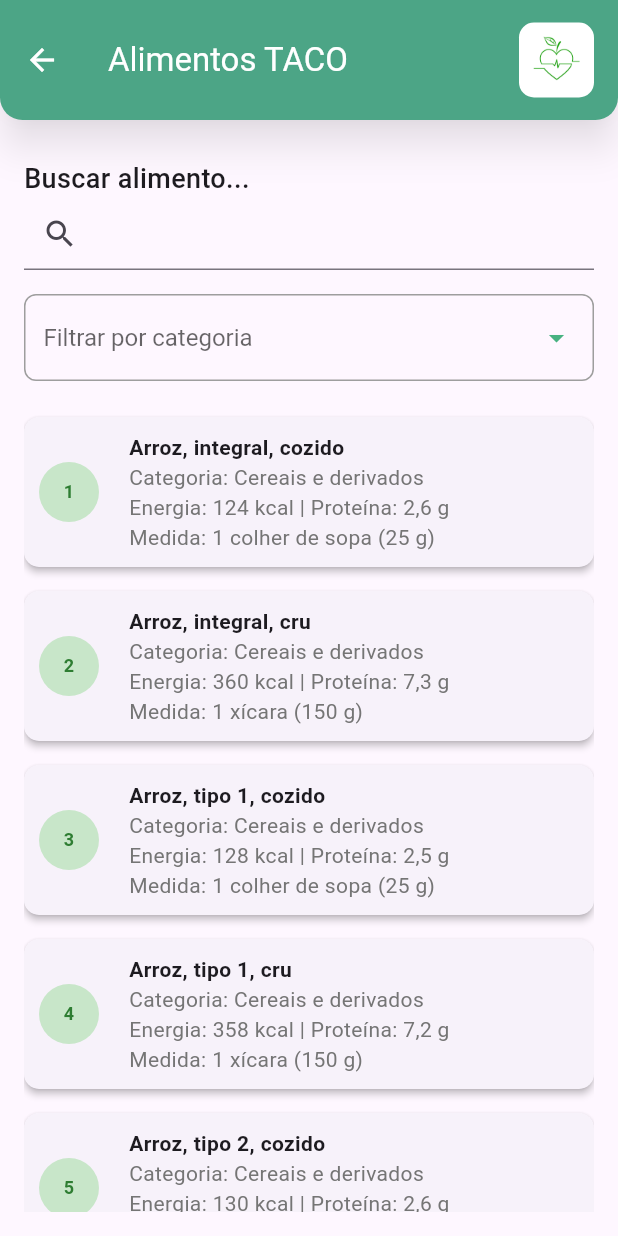
After one commit to LucasBottura16/nutrikmais, a Flutter app: the TabelaAlimentosView screen opened by its route, on a phone screen of 412 x 824 dp. The commit adds this screen. Run offline on Flutter 3.47's test engine with Material 3 defaults, Android fonts, the phone set to English and light mode, and no system bars; our stand-ins replace cloud_firestore, firebase_auth, firebase_core, firebase_storage, image_picker, mask_text_input_formatter and 1 more; accounts and stored records are empty.

Commit message:
feat: Tela da tabela TACO

```diff
--- /dev/null
+++ b/lib/profile_screen/profile_food_screen/profile_food_model.dart
@@ -0,0 +1,48 @@
+class Alimento {
+  final int numero;
+  final String categoria;
+  final String descricao;
+  final String umidade;
+  final String energiaKcal;
+  final String proteinaG;
+  final String lipideosG;
+  final String carboidratoG;
+  final String fibraAlimentarG;
+  final String calcioMg;
+  final String sodioMg;
+  final String medidaCaseira;
+
+  Alimento({
+    required this.numero,
+    required this.categoria,
+    required this.descricao,
+    required this.umidade,
+    required this.energiaKcal,
+    required this.proteinaG,
+    required this.lipideosG,
+    required this.carboidratoG,
+    required this.fibraAlimentarG,
+    required this.calcioMg,
+    required this.sodioMg,
+    required this.medidaCaseira,
+  });
+
+  factory Alimento.fromJson(Map<String, dynamic> json) {
+    String asString(dynamic value) => value?.toString() ?? '';
+
+    return Alimento(
+      numero: json['numero_do_alimento'] as int,
+      categoria: asString(json['categoria']),
+      descricao: asString(json['descricao_dos_alimentos']),
+      umidade: asString(json['umidade_(%)']),
+      energiaKcal: asString(json['energia_(kcal)']),
+      proteinaG: asString(json['proteina_(g)']),
+      lipideosG: asString(json['lipideos_(g)']),
+      carboidratoG: asString(json['carboidrato_(g)']),
+      fibraAlimentarG: asString(json['fibra_alimentar_(g)']),
+      calcioMg: asString(json['calcio_(mg)']),
+      sodioMg: asString(json['sodio_(mg)']),
+      medidaCaseira: asString(json['medida_caseira']),
+    );
+  }
+}
--- /dev/null
+++ b/lib/profile_screen/profile_food_screen/profile_food_service.dart
@@ -0,0 +1,19 @@
+import 'dart:convert';
+import 'package:flutter/services.dart';
+import 'package:nutrikmais/profile_screen/profile_food_screen/profile_food_model.dart';
+
+class AlimentoService {
+  static Future<List<Alimento>> carregarAlimentos() async {
+    try {
+      final String response = await rootBundle.loadString(
+        'images/tabela_taco.json',
+      );
+
+      final List<dynamic> data = await json.decode(response);
+
+      return data.map((json) => Alimento.fromJson(json)).toList();
+    } catch (e) {
+      throw Exception('Falha ao carregar os alimentos: $e');
+    }
+  }
+}
--- /dev/null
+++ b/lib/profile_screen/profile_food_screen/profile_food_view.dart
@@ -0,0 +1,190 @@
+import 'package:flutter/material.dart';
+import 'package:nutrikmais/profile_screen/profile_food_screen/profile_food_model.dart';
+import 'package:nutrikmais/profile_screen/profile_food_screen/profile_food_service.dart';
+import 'package:nutrikmais/utils/app_bar.dart';
+import 'package:nutrikmais/utils/colors.dart';
+import 'package:nutrikmais/utils/customs_components/custom_dropdown.dart';
+import 'package:nutrikmais/utils/customs_components/custom_input_field.dart';
+
+class TabelaAlimentosView extends StatefulWidget {
+  const TabelaAlimentosView({super.key});
+
+  @override
+  State<TabelaAlimentosView> createState() => _TabelaAlimentosViewState();
+}
+
+class _TabelaAlimentosViewState extends State<TabelaAlimentosView> {
+  List<Alimento> _todosAlimentos = [];
+  List<Alimento> _alimentosFiltrados = [];
+
+  final TextEditingController _searchController = TextEditingController();
+  bool _isLoading = true;
+  String? _errorMessage;
+
+  List<String> _categorias = [];
+  String? _categoriaSelecionada;
+
+  @override
+  void initState() {
+    super.initState();
+    _buscarDados();
+    _searchController.addListener(_filtrarAlimentos);
+  }
+
+  Future<void> _buscarDados() async {
+    try {
+      final alimentos = await AlimentoService.carregarAlimentos();
+
+      final Set<String> categoriasSet = alimentos
+          .map((a) => a.categoria)
+          .toSet();
+      final List<String> categoriasList = categoriasSet.toList();
+      categoriasList.sort();
+
+      setState(() {
+        _todosAlimentos = alimentos;
+        _alimentosFiltrados = alimentos;
+        _categorias = ['Todas as categorias', ...categoriasList];
+        _isLoading = false;
+      });
+    } catch (e) {
+      setState(() {
+        _errorMessage = e.toString();
+        _isLoading = false;
+      });
+    }
+  }
+
+  void _filtrarAlimentos() {
+    List<Alimento> resultados = _todosAlimentos;
+    final query = _searchController.text.toLowerCase();
+
+    if (_categoriaSelecionada != null) {
+      resultados = resultados.where((alimento) {
+        return alimento.categoria == _categoriaSelecionada;
+      }).toList();
+    }
+
+    if (query.isNotEmpty) {
+      resultados = resultados.where((alimento) {
+        final descricaoLower = alimento.descricao.toLowerCase();
+        return descricaoLower.contains(query);
+      }).toList();
+    }
+
+    setState(() {
+      _alimentosFiltrados = resultados;
+    });
+  }
+
+  @override
+  void dispose() {
+    _searchController.dispose();
+    super.dispose();
+  }
+
+  @override
+  Widget build(BuildContext context) {
+    return Scaffold(
+      appBar: CustomAppBar(
+        title: "Alimentos TACO",
+        backgroundColor: MyColors.myPrimary,
+      ),
+      body: Padding(
+        padding: const EdgeInsets.all(16.0),
+        child: Column(
+          children: [
+            CustomInputField(
+              controller: _searchController,
+              labelText: 'Buscar alimento...',
+              prefixIcon: Icons.search,
+            ),
+            const SizedBox(height: 16),
+
+            CustomDropdown(
+              value: _categoriaSelecionada,
+              hintText: 'Filtrar por categoria',
+              items: _categorias,
+              onChanged: (String? newValue) {
+                setState(() {
+                  if (newValue == 'Todas as categorias') {
+                    _categoriaSelecionada = null;
+                    _filtrarAlimentos();
+                  } else {
+                    _categoriaSelecionada = newValue;
+                    _filtrarAlimentos();
+                  }
+                });
+              },
+            ),
+            const SizedBox(height: 16),
+            Expanded(child: _buildBody()),
+          ],
+        ),
+      ),
+    );
+  }
+
+  Widget _buildBody() {
+    if (_isLoading) {
+      return const Center(child: CircularProgressIndicator());
+    }
+    if (_errorMessage != null) {
+      return Center(child: Text("Ocorreu um erro: $_errorMessage"));
+    }
+    if (_alimentosFiltrados.isEmpty) {
+      return const Center(child: Text("Nenhum alimento encontrado."));
+    }
+
+    return ListView.builder(
+      itemCount: _alimentosFiltrados.length,
+      itemBuilder: (context, index) {
+        final alimento = _alimentosFiltrados[index];
+        return Card(
+          margin: const EdgeInsets.symmetric(vertical: 8.0),
+          elevation: 2,
+          shape: RoundedRectangleBorder(
+            borderRadius: BorderRadius.circular(10),
+          ),
+          child: Padding(
+            padding: const EdgeInsets.all(10),
+            child: Row(
+              children: [
+                CircleAvatar(
+                  backgroundColor: Colors.green[100],
+                  child: Text(
+                    alimento.numero.toString(),
+                    style: TextStyle(
+                      color: Colors.green[800],
+                      fontWeight: FontWeight.bold,
+                      fontSize: 12,
+                    ),
+                  ),
+                ),
+                SizedBox(width: 20),
+                Column(
+                  crossAxisAlignment: CrossAxisAlignment.start,
+                  children: [
+                    SizedBox(
+                      width: MediaQuery.sizeOf(context).width * 0.7,
+                      child: Text(
+                        alimento.descricao,
+                        style: const TextStyle(fontWeight: FontWeight.bold),
+                      ),
+                    ),
+                    Text(
+                      'Categoria: ${alimento.categoria}\n'
+                      'Energia: ${alimento.energiaKcal} kcal | Proteína: ${alimento.proteinaG} g\n'
+                      'Medida: ${alimento.medidaCaseira}',
+                      style: TextStyle(color: Colors.grey[600]),
+                    ),
+                  ],
+                ),
+              ],
+            ),
+          ),
+        );
+      },
+    );
+  }
+}
--- a/pubspec.yaml
+++ b/pubspec.yaml
@@ -72,6 +72,7 @@
     - images/icon_insta.png
     - images/icon_whats.png
     - images/icon_site.png
+    - images/tabela_taco.json
 
   # An image asset can refer to one or more resolution-specific "variants", see
   # https://flutter.dev/to/resolution-aware-images
```
Also changed, not shown: lib/login_screen/login_view.dart (+37 -17 lines), lib/profile_screen/profile_consultations_screen/profile_consultations_view.dart (added, +24 -0 lines), lib/profile_screen/profile_plans_screen/profile_plans_view.dart (added, +15 -0 lines), lib/profile_screen/profile_view.dart (+24 -7 lines), lib/route_generator.dart (+10 -0 lines), images/tabela_taco.json (renamed from lib/utils/tabela_taco.json), lib/profile_screen/profile_consultations_screen/profile_consultations_service.dart (added), lib/profile_screen/profile_plans_screen/profile_plans_service.dart (added).
